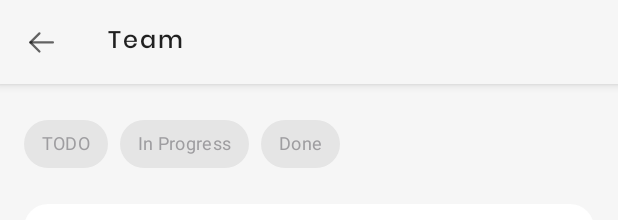
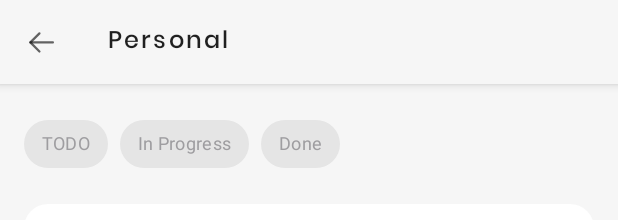
Before and after one commit to Red-velvet-cake/TODO, an Android app: the layout fragment_personal_todo.xml on its own in the app's theme, with its tools: preview values and no code run, on a phone screen of 412 x 824 dp. Shown: the top 220 px of the screen. Run offline under Robolectric (Android 15) with nearby library versions, the phone set to English and light mode, and no system bars; network calls fail.

Commit message:
edit xml views

```diff
--- a/app/src/main/res/layout/fragment_personal_todo.xml
+++ b/app/src/main/res/layout/fragment_personal_todo.xml
@@ -20,7 +20,7 @@
             android:layout_width="match_parent"
             android:layout_height="wrap_content"
             app:navigationIcon="@drawable/ic_left"
-            app:title="@string/team" />
+            app:title="@string/personal" />
     </com.google.android.material.appbar.AppBarLayout>
 
     <com.google.android.material.chip.ChipGroup
--- a/app/src/main/res/layout/fragment_personal_todo_details.xml
+++ b/app/src/main/res/layout/fragment_personal_todo_details.xml
@@ -14,6 +14,7 @@
         app:title="@string/details">
 
         <com.google.android.material.appbar.MaterialToolbar
+            android:id="@+id/toolbar"
             android:layout_width="match_parent"
             android:layout_height="match_parent"
             app:navigationIcon="@drawable/ic_left"
--- a/app/src/main/res/layout/fragment_team_todo_details.xml
+++ b/app/src/main/res/layout/fragment_team_todo_details.xml
@@ -14,6 +14,7 @@
         app:title="@string/details">
 
         <com.google.android.material.appbar.MaterialToolbar
+            android:id="@+id/toolbar"
             android:layout_width="match_parent"
             android:layout_height="match_parent"
             app:navigationIcon="@drawable/ic_left"
```
